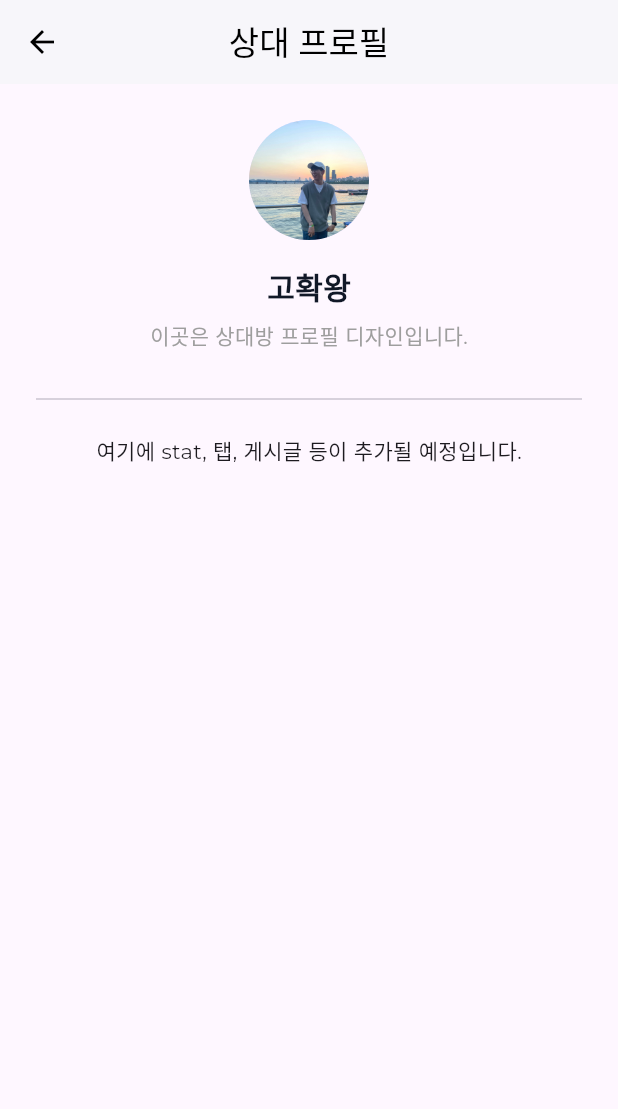
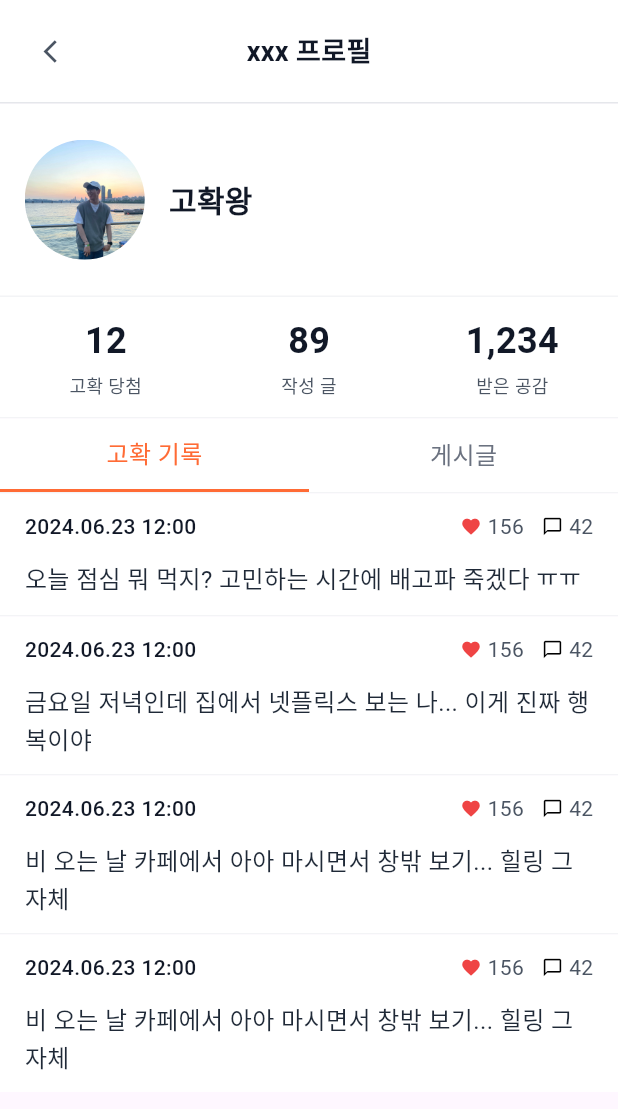
Before and after one commit to tissuesoft/megaphone, a Flutter app: the OtherProfileScreen screen opened directly, on a phone screen of 412 x 824 dp. Shown: the top 1109 px of the screen. Run offline on Flutter 3.47's test engine with Material 3 defaults, Android fonts, the phone set to English and light mode, and no system bars; network calls fail; Roboto replaces fonts that are missing (Poppins).

Commit message:
상대 프로필 디자인 완료

```diff
--- a/lib/otherpeople_profile_widgets/otherpeople_profile_header.dart
+++ b/lib/otherpeople_profile_widgets/otherpeople_profile_header.dart
@@ -26,7 +26,7 @@ class OtherPeopleProfileHeader extends StatelessWidget implements PreferredSizeW
           children: [
             // 가운데 "프로필"
             const Text(
-              '프로필',
+              'xxx 프로필',
               style: TextStyle(
                 fontFamily: 'Poppins',
                 fontWeight: FontWeight.w700,
--- /dev/null
+++ b/lib/otherpeople_profile_widgets/otherpeople_profile_megaphone_list.dart
@@ -0,0 +1,109 @@
+import 'package:flutter/material.dart';
+
+class OtherPeopleProfileHighlightList extends StatelessWidget {
+  const OtherPeopleProfileHighlightList({super.key});
+
+  @override
+  Widget build(BuildContext context) {
+    final screenWidth = MediaQuery.of(context).size.width;
+
+    // 더미 데이터 리스트
+    final posts = [
+      {
+        'date': '2024.06.23 12:00',
+        'text': '오늘 점심 뭐 먹지? 고민하는 시간에 배고파 죽겠다 ㅠㅠ',
+        'likes': '156',
+        'comments': '42',
+      },
+      {
+        'date': '2024.06.23 12:00',
+        'text': '금요일 저녁인데 집에서 넷플릭스 보는 나... 이게 진짜 행복이야',
+        'likes': '156',
+        'comments': '42',
+      },
+      {
+        'date': '2024.06.23 12:00',
+        'text': '비 오는 날 카페에서 아아 마시면서 창밖 보기... 힐링 그 자체',
+        'likes': '156',
+        'comments': '42',
+      },
+      {
+        'date': '2024.06.23 12:00',
+        'text': '비 오는 날 카페에서 아아 마시면서 창밖 보기... 힐링 그 자체',
+        'likes': '156',
+        'comments': '42',
+      },
+    ];
+
+    return ListView.separated(
+      padding: EdgeInsets.zero,
+      itemCount: posts.length,
+      separatorBuilder: (_, __) => const Divider(height: 1, color: Color(0xFFF3F4F6)),
+      itemBuilder: (context, index) {
+        final post = posts[index];
+        return Container(
+          color: Colors.white,
+          padding: EdgeInsets.symmetric(horizontal: screenWidth * 0.04, vertical: 12),
+          child: Column(
+            crossAxisAlignment: CrossAxisAlignment.start,
+            children: [
+              // 상단 날짜 및 아이콘 줄
+              Row(
+                mainAxisAlignment: MainAxisAlignment.spaceBetween,
+                children: [
+                  Text(
+                    post['date']!,
+                    style: const TextStyle(
+                      fontFamily: 'Poppins',
+                      fontSize: 14,
+                      fontWeight: FontWeight.w500,
+                      color: Color(0xFF111827),
+                    ),
+                  ),
+                  Row(
+                    children: [
+                      const Icon(Icons.favorite, size: 14, color: Color(0xFFEF4444)),
+                      const SizedBox(width: 4),
+                      Text(
+                        post['likes']!,
+                        style: const TextStyle(
+                          fontFamily: 'Poppins',
+                          fontSize: 14,
+                          fontWeight: FontWeight.w400,
+                          color: Color(0xFF4B5563),
+                        ),
+                      ),
+                      const SizedBox(width: 12),
+                      const Icon(Icons.chat_bubble_outline, size: 14, color: Color(0xFF000000)),
+                      const SizedBox(width: 4),
+                      Text(
+                        post['comments']!,
+                        style: const TextStyle(
+                          fontFamily: 'Poppins',
+                          fontSize: 14,
+                          fontWeight: FontWeight.w400,
+                          color: Color(0xFF4B5563),
+                        ),
+                      ),
+                    ],
+                  ),
+                ],
+              ),
+              const SizedBox(height: 12),
+              Text(
+                post['text']!,
+                style: const TextStyle(
+                  fontFamily: 'Poppins',
+                  fontSize: 16,
+                  fontWeight: FontWeight.w400,
+                  color: Color(0xFF1F2937),
+                  height: 1.5,
+                ),
+              ),
+            ],
+          ),
+        );
+      },
+    );
+  }
+}
--- /dev/null
+++ b/lib/otherpeople_profile_widgets/otherpeople_profile_post_list.dart
@@ -0,0 +1,102 @@
+import 'package:flutter/material.dart';
+
+class OtherPeopleProfilePostList extends StatelessWidget {
+  const OtherPeopleProfilePostList({super.key});
+
+  @override
+  Widget build(BuildContext context) {
+    final screenWidth = MediaQuery.of(context).size.width;
+
+    final posts = [
+      {
+        'date': '2024.06.22 15:40',
+        'text': '이번 주말엔 뭐하지? 날씨 좋으면 소풍 가고 싶다 🌿',
+        'likes': '98',
+        'comments': '20',
+      },
+      {
+        'date': '2024.06.21 19:12',
+        'text': '퇴근하고 먹는 김치찌개는 진리...',
+        'likes': '154',
+        'comments': '37',
+      },
+      {
+        'date': '2024.06.20 08:00',
+        'text': '출근길에 듣는 음악 추천해줘!',
+        'likes': '67',
+        'comments': '12',
+      },
+    ];
+
+    return ListView.separated(
+      padding: EdgeInsets.zero,
+      itemCount: posts.length,
+      separatorBuilder: (_, __) => const Divider(height: 1, color: Color(0xFFF3F4F6)),
+      itemBuilder: (context, index) {
+        final post = posts[index];
+        return Container(
+          color: Colors.white,
+          padding: EdgeInsets.symmetric(horizontal: screenWidth * 0.04, vertical: 12),
+          child: Column(
+            crossAxisAlignment: CrossAxisAlignment.start,
+            children: [
+              // 날짜 + 아이콘 줄
+              Row(
+                mainAxisAlignment: MainAxisAlignment.spaceBetween,
+                children: [
+                  Text(
+                    post['date']!,
+                    style: const TextStyle(
+                      fontFamily: 'Poppins',
+                      fontSize: 14,
+                      fontWeight: FontWeight.w500,
+                      color: Color(0xFF111827),
+                    ),
+                  ),
+                  Row(
+                    children: [
+                      const Icon(Icons.favorite, size: 14, color: Color(0xFFEF4444)),
+                      const SizedBox(width: 4),
+                      Text(
+                        post['likes']!,
+                        style: const TextStyle(
+                          fontFamily: 'Poppins',
+                          fontSize: 14,
+                          fontWeight: FontWeight.w400,
+                          color: Color(0xFF4B5563),
+                        ),
+                      ),
+                      const SizedBox(width: 12),
+                      const Icon(Icons.chat_bubble_outline, size: 14, color: Color(0xFF000000)),
+                      const SizedBox(width: 4),
+                      Text(
+                        post['comments']!,
+                        style: const TextStyle(
+                          fontFamily: 'Poppins',
+                          fontSize: 14,
+                          fontWeight: FontWeight.w400,
+                          color: Color(0xFF4B5563),
+                        ),
+                      ),
+                    ],
+                  ),
+                ],
+              ),
+              const SizedBox(height: 12),
+              Text(
+                post['text']!,
+                style: const TextStyle(
+                  fontFamily: 'Poppins',
+                  fontSize: 16,
+                  fontWeight: FontWeight.w400,
+                  color: Color(0xFF1F2937),
+                  height: 1.5,
+                ),
+              ),
+            ],
+          ),
+        );
+      },
+    );
+  }
+}
--- /dev/null
+++ b/lib/otherpeople_profile_widgets/otherpeople_profile_stat_section.dart
@@ -0,0 +1,83 @@
+import 'package:flutter/material.dart';
+
+class OtherPeopleProfileStatSection extends StatelessWidget {
+  const OtherPeopleProfileStatSection({super.key});
+
+  @override
+  Widget build(BuildContext context) {
+    final screenWidth = MediaQuery.of(context).size.width;
+
+    return Container(
+      width: screenWidth,
+      height: 81,
+      decoration: const BoxDecoration(
+        color: Colors.white,
+        border: Border(
+          bottom: BorderSide(color: Color(0xFFF3F4F6)),
+        ),
+      ),
+      child: Padding(
+        padding: EdgeInsets.symmetric(horizontal: screenWidth * 0.04),
+        child: Row(
+          mainAxisAlignment: MainAxisAlignment.spaceBetween,
+          children: const [
+            _StatItem(
+              count: '12',
+              label: '고확 당첨',
+            ),
+            _StatItem(
+              count: '89',
+              label: '작성 글',
+            ),
+            _StatItem(
+              count: '1,234',
+              label: '받은 공감',
+            ),
+          ],
+        ),
+      ),
+    );
+  }
+}
+
+class _StatItem extends StatelessWidget {
+  final String count;
+  final String label;
+
+  const _StatItem({
+    super.key,
+    required this.count,
+    required this.label,
+  });
+
+  @override
+  Widget build(BuildContext context) {
+    return SizedBox(
+      width: 108,
+      child: Column(
+        mainAxisAlignment: MainAxisAlignment.center,
+        children: [
+          Text(
+            count,
+            style: const TextStyle(
+              fontFamily: 'Poppins',
+              fontSize: 24,
+              fontWeight: FontWeight.w700,
+              color: Color(0xFF111827),
+            ),
+          ),
+          const SizedBox(height: 4),
+          Text(
+            label,
+            style: const TextStyle(
+              fontFamily: 'Poppins',
+              fontSize: 12,
+              fontWeight: FontWeight.w400,
+              color: Color(0xFF4B5563),
+            ),
+          ),
+        ],
+      ),
+    );
+  }
+}
--- /dev/null
+++ b/lib/otherpeople_profile_widgets/otherpeople_profile_summary_section.dart
@@ -0,0 +1,48 @@
+import 'package:flutter/material.dart';
+
+class OtherPeopleProfileSummarySection extends StatelessWidget {
+  const OtherPeopleProfileSummarySection({super.key});
+
+  @override
+  Widget build(BuildContext context) {
+    final screenWidth = MediaQuery.of(context).size.width;
+
+    return Container(
+      width: screenWidth,
+      height: 129,
+      padding: EdgeInsets.symmetric(horizontal: screenWidth * 0.04),
+      decoration: const BoxDecoration(
+        color: Colors.white,
+        border: Border(
+          bottom: BorderSide(color: Color(0xFFF3F4F6)),
+        ),
+      ),
+      child: Row(
+        crossAxisAlignment: CrossAxisAlignment.center,
+        children: [
+          // 프로필 이미지 (단독)
+          ClipRRect(
+            borderRadius: BorderRadius.circular(9999),
+            child: Image.asset(
+              'assets/kimyongsik.jpg', // 고정 이미지
+              width: 80,
+              height: 80,
+              fit: BoxFit.cover,
+            ),
+          ),
+          const SizedBox(width: 16),
+          // 닉네임
+          const Text(
+            '고확왕',
+            style: TextStyle(
+              fontFamily: 'Poppins',
+              fontWeight: FontWeight.w700,
+              fontSize: 20,
+              color: Color(0xFF111827),
+            ),
+          ),
+        ],
+      ),
+    );
+  }
+}
--- /dev/null
+++ b/lib/otherpeople_profile_widgets/otherpeople_profile_tab_section.dart
@@ -0,0 +1,78 @@
+import 'package:flutter/material.dart';
+
+class OtherPeopleProfileTabSection extends StatelessWidget {
+  final int selectedIndex;
+  final Function(int) onTabSelected;
+
+  const OtherPeopleProfileTabSection({
+    super.key,
+    required this.selectedIndex,
+    required this.onTabSelected,
+  });
+
+  @override
+  Widget build(BuildContext context) {
+    final screenWidth = MediaQuery.of(context).size.width;
+
+    return Container(
+      width: screenWidth,
+      height: 50,
+      decoration: const BoxDecoration(
+        color: Colors.white,
+        border: Border(
+          bottom: BorderSide(color: Color(0xFFF3F4F6)),
+        ),
+      ),
+      child: Row(
+        children: [
+          // 고확 기록 탭
+          _buildTabButton(
+            label: '고확 기록',
+            isSelected: selectedIndex == 0,
+            onTap: () => onTabSelected(0),
+          ),
+          // 게시글 탭
+          _buildTabButton(
+            label: '게시글',
+            isSelected: selectedIndex == 1,
+            onTap: () => onTabSelected(1),
+          ),
+        ],
+      ),
+    );
+  }
+
+  Widget _buildTabButton({
+    required String label,
+    required bool isSelected,
+    required VoidCallback onTap,
+  }) {
+    return Expanded(
+      child: GestureDetector(
+        onTap: onTap,
+        child: Container(
+          height: 50,
+          decoration: BoxDecoration(
+            border: Border(
+              bottom: BorderSide(
+                color: isSelected ? const Color(0xFFFF6B35) : Colors.transparent,
+                width: 2,
+              ),
+            ),
+          ),
+          child: Center(
+            child: Text(
+              label,
+              style: TextStyle(
+                fontFamily: 'Poppins',
+                fontSize: 16,
+                fontWeight: FontWeight.w500,
+                color: isSelected ? const Color(0xFFFF6B35) : const Color(0xFF6B7280),
+              ),
+            ),
+          ),
+        ),
+      ),
+    );
+  }
+}
--- a/lib/screens/otherpeople_profile_screen.dart
+++ b/lib/screens/otherpeople_profile_screen.dart
@@ -1,48 +1,43 @@
 import 'package:flutter/material.dart';
+import 'package:megaphone/otherpeople_profile_widgets/otherpeople_profile_header.dart';
+import 'package:megaphone/otherpeople_profile_widgets/otherpeople_profile_summary_section.dart';
+import 'package:megaphone/otherpeople_profile_widgets/otherpeople_profile_stat_section.dart';
+import 'package:megaphone/otherpeople_profile_widgets/otherpeople_profile_tab_section.dart';
+import 'package:megaphone/otherpeople_profile_widgets/otherpeople_profile_megaphone_list.dart';
+import 'package:megaphone/otherpeople_profile_widgets/otherpeople_profile_post_list.dart';
 
-class OtherProfileScreen extends StatelessWidget {
+class OtherProfileScreen extends StatefulWidget {
   const OtherProfileScreen({super.key});
+
+  @override
+  State<OtherProfileScreen> createState() => _OtherProfileScreenState();
+}
+
+class _OtherProfileScreenState extends State<OtherProfileScreen> {
+  int _selectedIndex = 0;
 
   @override
   Widget build(BuildContext context) {
     return Scaffold(
-      appBar: AppBar(
-        title: const Text('상대 프로필'),
-        centerTitle: true,
-        backgroundColor: Colors.white,
-        foregroundColor: Colors.black,
-        elevation: 1,
-      ),
-      body: Padding(
-        padding: const EdgeInsets.all(24),
-        child: Column(
-          children: [
-            // 프로필 이미지
-            const CircleAvatar(
-              radius: 40,
-              backgroundImage: AssetImage('assets/kimyongsik.jpg'), // 예시
-            ),
-            const SizedBox(height: 16),
-            // 닉네임
-            const Text(
-              '고확왕',
-              style: TextStyle(
-                fontWeight: FontWeight.bold,
-                fontSize: 20,
-                color: Color(0xFF111827),
-              ),
-            ),
-            const SizedBox(height: 8),
-            const Text(
-              '이곳은 상대방 프로필 디자인입니다.',
-              style: TextStyle(fontSize: 14, color: Colors.grey),
-            ),
-            const SizedBox(height: 24),
-            const Divider(),
-            const SizedBox(height: 16),
-            const Text('여기에 stat, 탭, 게시글 등이 추가될 예정입니다.'),
-          ],
-        ),
+      appBar: const OtherPeopleProfileHeader(),
+      body: Column(
+        children: [
+          const OtherPeopleProfileSummarySection(),
+          const OtherPeopleProfileStatSection(),
+          OtherPeopleProfileTabSection(
+            selectedIndex: _selectedIndex,
+            onTabSelected: (index) {
+              setState(() {
+                _selectedIndex = index;
+              });
+            },
+          ),
+          Expanded(
+            child: _selectedIndex == 0
+                ? const OtherPeopleProfileHighlightList()
+                : const OtherPeopleProfilePostList(),
+          ),
+        ],
       ),
     );
   }
```
